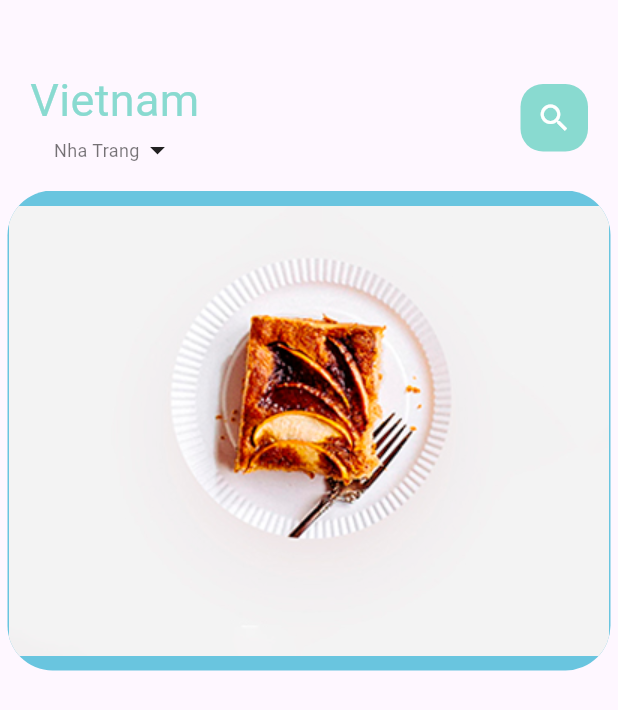
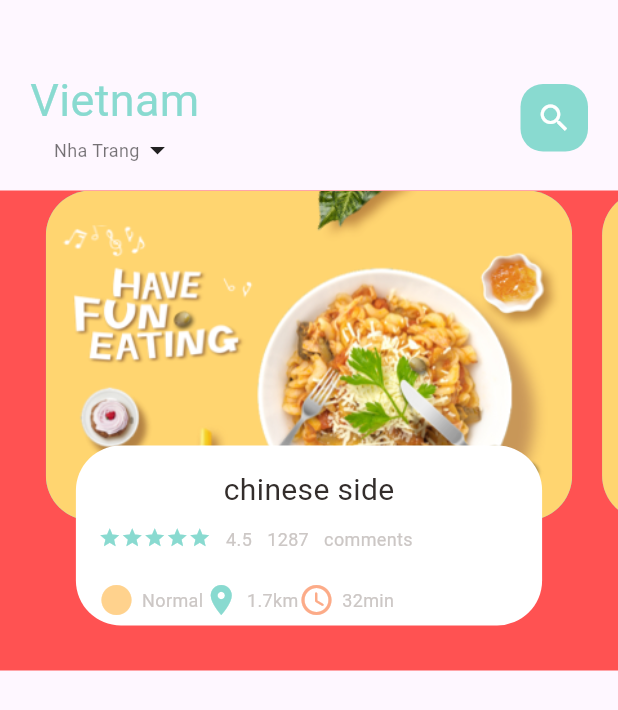
Before and after one commit to phamhuuloc219/e-commerce-app, a Flutter app: the screen it shows after launch, on a phone screen of 412 x 824 dp. Shown: the top 710 px of the screen. Run offline on Flutter 3.47's test engine with Material 3 defaults, Android fonts, the phone set to English and light mode, and no system bars.

Commit message:
feat: build stack container

```diff
--- a/lib/home/food_page_body.dart
+++ b/lib/home/food_page_body.dart
@@ -1,3 +1,7 @@
+import 'package:e_commerce_app/utils/colors.dart';
+import 'package:e_commerce_app/widgets/big_text.dart';
+import 'package:e_commerce_app/widgets/icon_and_text_widget.dart';
+import 'package:e_commerce_app/widgets/small_text.dart';
 import 'package:flutter/material.dart';
 
 class FoodPageBody extends StatefulWidget {
@@ -8,11 +12,14 @@ class FoodPageBody extends StatefulWidget {
 }
 
 class _FoodPageBodyState extends State<FoodPageBody> {
+  PageController pageController = PageController(viewportFraction: 0.9);
   @override
   Widget build(BuildContext context) {
     return Container(
+      color: Colors.redAccent,
       height: 320,
       child: PageView.builder(
+        controller: pageController,
         itemCount: 5,
         itemBuilder: (context, position) {
           return _buildPageItem(position);
@@ -20,14 +27,79 @@ class _FoodPageBodyState extends State<FoodPageBody> {
     );
   }
   Widget _buildPageItem(int index){
-    return Container(
-      height: 220,
-      margin: EdgeInsets.only(left: 5, right: 5),
-      decoration: BoxDecoration(
-        borderRadius: BorderRadius.circular(30),
-        color: index.isEven?Color(0xFF69c5df): Color(0xFF9294cc),
-        image: DecorationImage(image: AssetImage("assets/image/food1.png"))
-      ),
+    return Stack(
+      children: [
+        Container(
+          height: 220,
+          margin: EdgeInsets.only(left: 10, right: 10),
+          decoration: BoxDecoration(
+              borderRadius: BorderRadius.circular(30),
+              color: index.isEven?Color(0xFF69c5df): Color(0xFF9294cc),
+              image: DecorationImage(
+                  fit: BoxFit.cover,
+                  image: AssetImage("assets/image/food0.png"))
+          ),
+        ),
+        Align(
+          alignment: Alignment.bottomCenter,
+          child: Container(
+            height: 120,
+            margin: EdgeInsets.only(left: 30, right: 30, bottom: 30),
+            decoration: BoxDecoration(
+                borderRadius: BorderRadius.circular(30),
+                color: Colors.white
+            ),
+            child: Container(
+              padding: EdgeInsets.only(top: 15, left: 15, right: 15),
+              child: Column(
+                children: [
+                  BigText(text: "chinese side"),
+                  SizedBox(height: 10,),
+                  Row(
+                    crossAxisAlignment: CrossAxisAlignment.start,
+                    children: [
+                      Wrap(
+                        children: List.generate(
+                            5, (index) {
+                          return Icon(
+                            Icons.star, color: AppColors.mainColor, size: 15,);
+                          },
+                        ),
+                      ),
+                      SizedBox(width: 10,),
+                      SmallText(text: "4.5"),
+                      SizedBox(width: 10,),
+                      SmallText(text: "1287"),
+                      SizedBox(width: 10,),
+                      SmallText(text: "comments")
+                    ],
+                  ),
+                  SizedBox(height: 20,),
+                  Row(
+                    children: [
+                      IconAndTextWidget(
+                          icon: Icons.circle_sharp,
+                          text: "Normal",
+                          iconColor: AppColors.iconColor1
+                      ),
+                      IconAndTextWidget(
+                          icon: Icons.location_on,
+                          text: "1.7km",
+                          iconColor: AppColors.mainColor
+                      ),
+                      IconAndTextWidget(
+                          icon: Icons.access_time_rounded,
+                          text: "32min",
+                          iconColor: AppColors.iconColor2
+                      ),
+                    ],
+                  ),
+                ],
+              ),
+            ),
+          ),
+        ),
+      ],
     );
   }
 }
--- /dev/null
+++ b/lib/widgets/icon_and_text_widget.dart
@@ -0,0 +1,21 @@
+import 'package:e_commerce_app/widgets/small_text.dart';
+import 'package:flutter/material.dart';
+
+class IconAndTextWidget extends StatelessWidget {
+  final IconData icon;
+  final String text;
+  final Color iconColor;
+  const IconAndTextWidget({super.key, required this.icon, required this.text, required this.iconColor});
+
+  @override
+  Widget build(BuildContext context) {
+    return Row(
+      children: [
+        Icon(icon,color: iconColor,),
+        SizedBox(width: 5,),
+        SmallText(text: text,),
+
+      ],
+    );
+  }
+}
```
